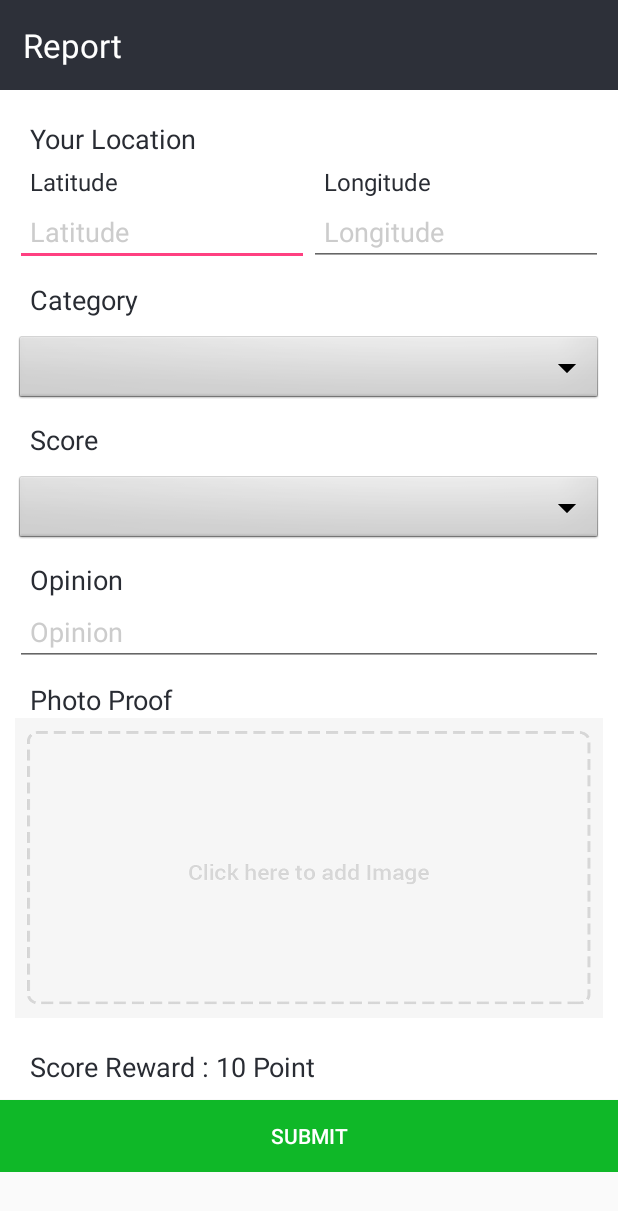
After one commit to GO-HACKATHON/Naga_Air-Indonesia_Monitoring, an Android app: the layout fragment_report.xml on its own in the app's theme, with its tools: preview values and no code run, on a phone screen of 412 x 824 dp. The commit adds this screen. Shown: the top 1211 px of the screen. Run offline under Robolectric (Android 15) with nearby library versions, the phone set to English and light mode, and no system bars.

Commit message:
Adding ReportFragment, Layout and Minor BUG FIX

```diff
--- a/Indonesia-Monitoring-master/app/build.gradle
+++ b/Indonesia-Monitoring-master/app/build.gradle
@@ -39,6 +39,7 @@ dependencies {
     compile 'com.google.android.gms:play-services-auth:10.0.1'
     compile 'com.google.android.gms:play-services-maps:10.0.1'
     compile 'com.facebook.android:facebook-android-sdk:[4,5)'
+    compile 'com.google.firebase:firebase-storage:10.0.1'
     testCompile 'junit:junit:4.12'
 }
 
@@ -49,4 +50,6 @@ dependencies {
 
 
 
+
+
 apply plugin: 'com.google.gms.google-services'
--- /dev/null
+++ b/Indonesia-Monitoring-master/app/src/main/res/layout/fragment_report.xml
@@ -0,0 +1,216 @@
+<LinearLayout xmlns:android="http://schemas.android.com/apk/res/android"
+    xmlns:tools="http://schemas.android.com/tools"
+    android:layout_width="match_parent"
+    android:layout_height="wrap_content"
+    android:orientation="vertical"
+    tools:context="com.naga_air.studioteam.indonesiamonitoring.Fragment.ReportFragment">
+
+<!-- TODO: Update blank fragment layout -->
+    <ScrollView
+        android:orientation="vertical"
+        android:layout_width="match_parent"
+        android:layout_height="wrap_content"
+        android:layout_alignParentTop="true"
+        android:layout_alignParentLeft="true"
+        android:layout_alignParentStart="true">
+
+        <LinearLayout
+            android:orientation="vertical"
+            android:layout_width="match_parent"
+            android:layout_height="match_parent"
+            android:layout_alignParentTop="true"
+            android:layout_alignParentLeft="true"
+            android:layout_alignParentStart="true">
+
+            <LinearLayout
+                android:orientation="vertical"
+                android:layout_width="match_parent"
+                android:layout_height="wrap_content"
+                android:layout_alignParentTop="true"
+                android:layout_alignParentLeft="true"
+                android:layout_alignParentStart="true"
+                android:background="@android:color/white">
+
+                <TextView
+                    android:textSize="22sp"
+                    android:layout_width="match_parent"
+                    android:layout_height="wrap_content"
+                    android:background="@color/Ebony"
+                    android:padding="15dp"
+                    android:text="Report"
+                    android:textColor="@android:color/white" />
+
+                <LinearLayout
+                    android:orientation="vertical"
+                    android:layout_width="match_parent"
+                    android:layout_height="wrap_content"
+                    android:paddingLeft="10dp"
+                    android:paddingRight="10dp"
+                    android:paddingTop="10dp"
+                    android:layout_alignParentTop="true"
+                    android:layout_alignParentLeft="true"
+                    android:layout_alignParentStart="true"
+                    android:background="@android:color/white">
+
+                    <TextView
+                        android:textSize="18sp"
+                        android:layout_width="match_parent"
+                        android:layout_height="wrap_content"
+                        android:text="Your Location"
+                        android:paddingTop="10dp"
+                        android:paddingLeft="10dp"
+                        android:textColor="@color/Dark_Ebony" />
+
+                    <LinearLayout
+                        android:layout_width="fill_parent"
+                        android:layout_height="wrap_content"
+                        android:weightSum="2"
+                        android:orientation="horizontal">
+
+                        <LinearLayout
+                            android:layout_width="0dp"
+                            android:layout_height="wrap_content"
+                            android:layout_weight="1"
+                            android:orientation="vertical">
+                            <TextView
+                                android:textSize="16sp"
+                                android:layout_width="match_parent"
+                                android:layout_height="wrap_content"
+                                android:text="Latitude"
+                                android:paddingLeft="10dp"
+                                android:paddingTop="5dp"
+                                android:textColor="@color/Dark_Ebony" />
+
+                            <EditText
+                                android:paddingLeft="10dp"
+                                android:layout_width="match_parent"
+                                android:layout_height="wrap_content"
+                                android:id="@+id/latitude"
+                                android:textCursorDrawable="@null"
+                                android:hint="Latitude"
+                                android:textColorHint="#CCCCCC"
+                                android:inputType="numberDecimal|numberSigned"/>
+                        </LinearLayout>
+
+                        <LinearLayout
+                            android:layout_width="0dp"
+                            android:layout_height="wrap_content"
+                            android:layout_weight="1"
+                            android:orientation="vertical">
+
+                            <TextView
+                                android:textSize="16sp"
+                                android:layout_width="match_parent"
+                                android:layout_height="wrap_content"
+                                android:text="Longitude"
+                                android:paddingLeft="10dp"
+                                android:paddingTop="5dp"
+                                android:textColor="@color/Dark_Ebony" />
+
+                            <EditText
+                                android:paddingLeft="10dp"
+                                android:layout_width="match_parent"
+                                android:layout_height="wrap_content"
+                                android:id="@+id/longitude"
+                                android:textCursorDrawable="@null"
+                                android:hint="Longitude"
+                                android:textColorHint="#CCCCCC"
+                                android:inputType="numberDecimal|numberSigned"/>
+                        </LinearLayout>
+
+
+                    </LinearLayout>
+
+                    <TextView
+                        android:textSize="18sp"
+                        android:layout_marginBottom="10dp"
+                        android:layout_width="match_parent"
+                        android:layout_height="wrap_content"
+                        android:text="Category"
+                        android:paddingTop="10dp"
+                        android:paddingLeft="10dp"
+                        android:textColor="@color/Dark_Ebony" />
+                    <Spinner
+                        android:id="@+id/catspin"
+                        android:layout_width="match_parent"
+                        android:layout_height="wrap_content"
+                        android:background="@android:drawable/btn_dropdown"
+                        android:spinnerMode="dropdown" />
+
+                    <TextView
+                        android:textSize="18sp"
+                        android:layout_marginBottom="10dp"
+                        android:layout_width="match_parent"
+                        android:layout_height="wrap_content"
+                        android:text="Score"
+                        android:paddingTop="10dp"
+                        android:paddingLeft="10dp"
+                        android:textColor="@color/Dark_Ebony" />
+                    <Spinner
+                        android:id="@+id/scspin"
+                        android:layout_width="match_parent"
+                        android:layout_height="wrap_content"
+                        android:background="@android:drawable/btn_dropdown"
+                        android:spinnerMode="dropdown" />
+
+                    <TextView
+                        android:textSize="18sp"
+                        android:layout_width="match_parent"
+                        android:layout_height="wrap_content"
+                        android:text="Opinion"
+                        android:paddingTop="10dp"
+                        android:paddingLeft="10dp"
+                        android:textColor="@color/Dark_Ebony" />
+                    <EditText
+                        android:paddingLeft="10dp"
+                        android:layout_width="match_parent"
+                        android:layout_height="wrap_content"
+                        android:id="@+id/opiniEditText"
+                        android:textCursorDrawable="@null"
+                        android:hint="Opinion"
+                        android:textColorHint="#CCCCCC"
+                        android:inputType="text"/>
+
+                    <TextView
+                        android:textSize="18sp"
+                        android:layout_width="match_parent"
+                        android:layout_height="wrap_content"
+                        android:text="Photo Proof"
+                        android:paddingTop="10dp"
+                        android:paddingLeft="10dp"
+                        android:textColor="@color/Dark_Ebony" />
+
+                    <ImageButton
+                        android:paddingLeft="10dp"
+                        android:layout_marginBottom="10dp"
+                        android:layout_width="match_parent"
+                        android:layout_height="200dp"
+                        android:id="@+id/imageSelect"
+                        android:background="@mipmap/add_btn"/>
+
+                    <TextView
+                        android:textSize="18sp"
+                        android:layout_marginBottom="10dp"
+                        android:layout_width="match_parent"
+                        android:layout_height="wrap_content"
+                        android:text="Score Reward : 10 Point"
+                        android:paddingTop="10dp"
+                        android:paddingLeft="10dp"
+                        android:textColor="@color/Dark_Ebony" />
+                </LinearLayout>
+
+            </LinearLayout>
+
+            <Button
+                android:id="@+id/submitButton"
+                android:layout_width="match_parent"
+                android:layout_height="wrap_content"
+                android:background="@color/GreenGojek"
+                android:text="Submit"
+                android:textColor="@android:color/white" />
+
+        </LinearLayout>
+
+    </ScrollView>
+
+</LinearLayout>
--- a/Indonesia-Monitoring-master/app/src/main/res/values/colors.xml
+++ b/Indonesia-Monitoring-master/app/src/main/res/values/colors.xml
@@ -8,4 +8,5 @@
     <color name="Ebony">#2D3039</color>
     <color name="Dodger_Blue">#1E90FF</color>
     <color name="Yellow">#FFFF00</color>
+    <color name="GreenGojek">#0FB828</color>
 </resources>
```
Also changed, not shown: Indonesia-Monitoring-master/app/src/main/java/com/naga_air/studioteam/indonesiamonitoring/Fragment/MonitoringFragment.java (+91 -1 lines), Indonesia-Monitoring-master/app/src/main/java/com/naga_air/studioteam/indonesiamonitoring/Fragment/ReportFragment.java (added, +188 -0 lines), Indonesia-Monitoring-master/app/src/main/java/com/naga_air/studioteam/indonesiamonitoring/HomeActivity.java (+8 -0 lines), Indonesia-Monitoring-master/app/src/main/res/values/strings.xml (+15 -0 lines), Indonesia-Monitoring-master/app/src/main/res/mipmap-hdpi/add_btn.png (added).
